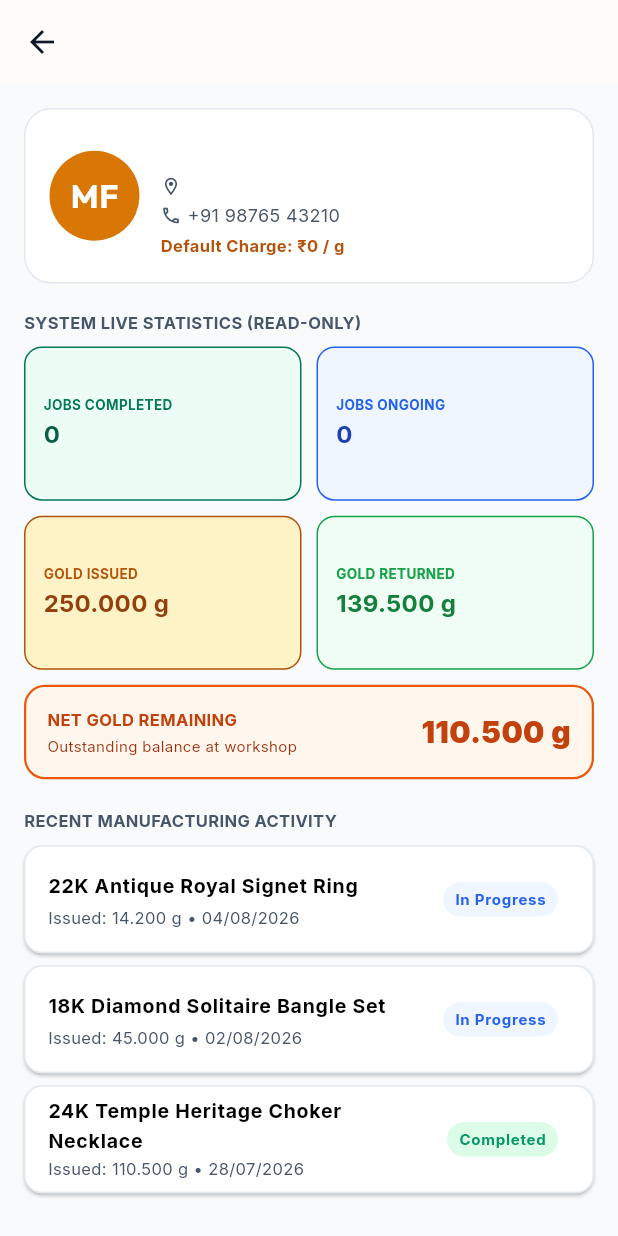
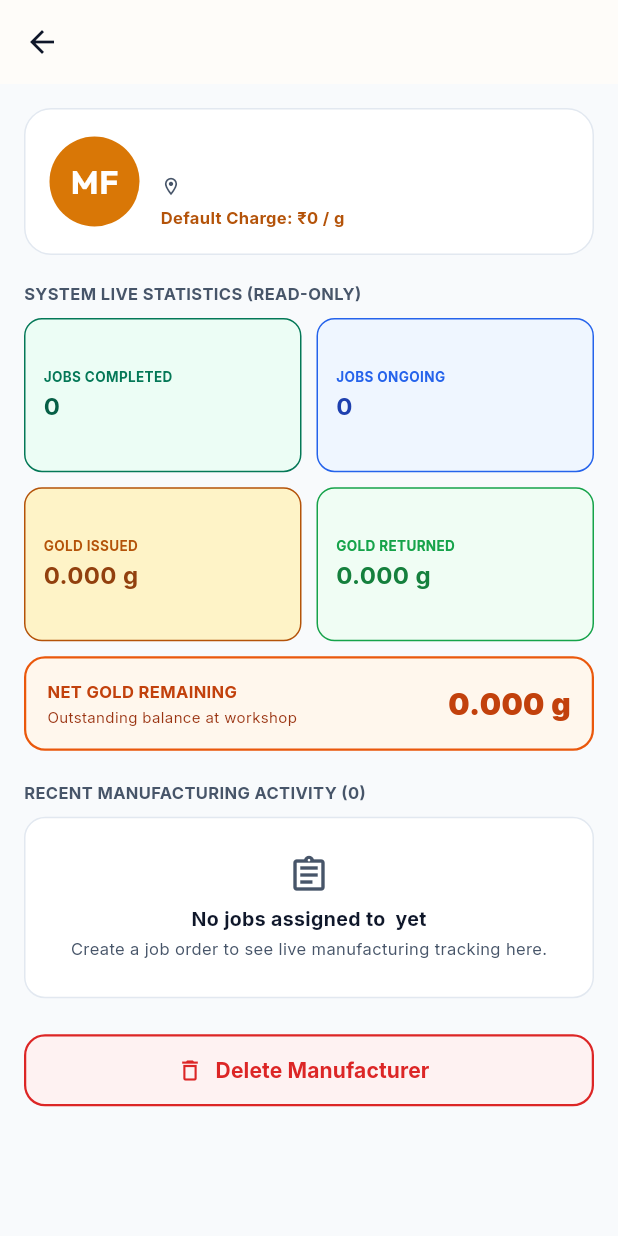
Before and after one commit to monk7436/ARK, a Flutter app: the ManufacturerDetailScreen screen opened directly with empty values, on a phone screen of 412 x 824 dp. Run offline on Flutter 3.47's test engine with Material 3 defaults, Android fonts, the phone set to English and light mode, and no system bars; our stand-ins replace google_fonts, image_picker; network calls fail.

Commit message:
fix(vault,manufacturers): implement automatic Gold OUTWARD materials on job creation/edits, and derive manufacturer live statistics and activity purely from real database jobs

```diff
--- a/ark_mobile/lib/providers/app_state.dart
+++ b/ark_mobile/lib/providers/app_state.dart
@@ -79,6 +79,7 @@ class AppState extends ChangeNotifier {
     double issued = 0.0;
 
     for (final mat in _materials) {
+      if (mat.materialType == 'diamond') {
         for (final d in mat.diamondItems) {
           final dSize = double.parse(d.sizeMm.toStringAsFixed(1));
           final dShape = d.effectiveShape;
@@ -86,17 +87,19 @@ class AppState extends ChangeNotifier {
           if (dSize == sizeKey && dShape.toLowerCase() == shapeKey.toLowerCase()) {
             if (mat.direction == 'INWARD') {
               received += d.weightCt;
-          } else {
+            } else if (mat.direction == 'OUTWARD') {
               issued += d.weightCt;
             }
           }
         }
       }
-
-    return (received - issued) > 0 ? (received - issued) : 0.0;
     }
 
-  // Group diamond inventory by Size (mm) -> Shape -> Stock Breakdown
+    final balance = received - issued;
+    return balance > 0 ? balance : 0.0;
+  }
+
+  // Live aggregate diamond stock map
   Map<String, List<DiamondStockInfo>> getGroupedDiamondStock() {
     final Map<String, Map<String, List<double>>> aggregator = {};
 
@@ -184,7 +187,7 @@ class AppState extends ChangeNotifier {
   // Job Mutations
   void addJob(JobEntry job) {
     _jobs.insert(0, job);
-    recordJobDiamondOutward(job);
+    recordJobMaterialOutward(job);
     notifyListeners();
     ApiService.createJob(job);
   }
@@ -193,7 +196,7 @@ class AppState extends ChangeNotifier {
     final index = _jobs.indexWhere((j) => j.id == job.id);
     if (index != -1) {
       _jobs[index] = job;
-      recordJobDiamondOutward(job);
+      recordJobMaterialOutward(job);
       notifyListeners();
       ApiService.createJob(job);
     }
@@ -206,32 +209,56 @@ class AppState extends ChangeNotifier {
     ApiService.createManufacturer(mfg);
   }
 
-  // Automatically record linked Material OUT when a Job with diamonds is created/edited
-  void recordJobDiamondOutward(JobEntry job) {
+  // Automatically record linked Material OUT for Gold & Diamonds when a Job is created/edited
+  void recordJobMaterialOutward(JobEntry job) {
     // 1. Remove previous auto-outward if editing
-    _materials.removeWhere((m) => m.id == 'auto-out-${job.id}');
+    _materials.removeWhere((m) => m.id == 'auto-out-diamond-${job.id}' || m.id == 'auto-out-gold-${job.id}' || m.id == 'auto-out-${job.id}');
 
-    // 2. Insert new auto-outward if job has diamond items
+    // 2. Insert Gold OUTWARD entry if job has goldWeight > 0
+    if (job.goldWeight > 0) {
+      final goldOutEntry = MaterialEntry(
+        id: 'auto-out-gold-${job.id}',
+        timestamp: job.timestamp,
+        direction: 'OUTWARD',
+        materialType: 'gold',
+        weight: job.goldWeight,
+        purity: job.goldPurity,
+        vendorName: job.manufacturerName,
+        manufacturerId: job.manufacturerId,
+        price: 0,
+        totalAmount: 0,
+        productType: job.productName,
+        photoUrl: job.photoUrl,
+        notes: 'Auto Gold OUT for Job #${job.jobNumber} (${job.productName})',
+      );
+      _materials.insert(0, goldOutEntry);
+    }
+
+    // 3. Insert Diamond OUTWARD entry if job has diamond items
     if (job.diamondItems.isNotEmpty) {
       final double totalWeight = job.diamondItems.fold(0.0, (s, d) => s + d.weightCt);
-      final outEntry = MaterialEntry(
-        id: 'auto-out-${job.id}',
+      final diamondOutEntry = MaterialEntry(
+        id: 'auto-out-diamond-${job.id}',
         timestamp: job.timestamp,
         direction: 'OUTWARD',
         materialType: 'diamond',
         weight: totalWeight,
-        vendorName: 'Auto Issued from Vault',
+        vendorName: job.manufacturerName.isNotEmpty ? job.manufacturerName : 'Auto Issued from Vault',
         manufacturerId: job.manufacturerId,
         price: 45000,
         totalAmount: totalWeight * 45000,
         productType: job.productName,
         photoUrl: job.photoUrl,
         diamondItems: job.diamondItems,
+        notes: 'Auto Material OUT for Job #${job.jobNumber} (${job.productName})',
       );
-      _materials.insert(0, outEntry);
+      _materials.insert(0, diamondOutEntry);
     }
+
     notifyListeners();
   }
+
+  void recordJobDiamondOutward(JobEntry job) => recordJobMaterialOutward(job);
 
   // Inventory Mutations
   void addInventoryItem(InventoryItem item) {
--- a/ark_mobile/lib/screens/manufacturer_detail_screen.dart
+++ b/ark_mobile/lib/screens/manufacturer_detail_screen.dart
@@ -1,6 +1,8 @@
 import 'dart:convert';
 import 'package:flutter/material.dart';
+import 'package:provider/provider.dart';
 import '../models/material_entry.dart';
+import '../providers/app_state.dart';
 import '../theme/app_theme.dart';
 
 class ManufacturerDetailScreen extends StatelessWidget {
@@ -59,15 +61,28 @@ class ManufacturerDetailScreen extends StatelessWidget {
 
   @override
   Widget build(BuildContext context) {
-    const double goldIssued = 250.000;
-    const double goldReturned = 139.500;
-    final double goldRemaining = manufacturer.goldRemaining > 0 ? manufacturer.goldRemaining : (goldIssued - goldReturned);
+    final appState = Provider.of<AppState>(context);
 
-    final recentJobs = [
-      {'id': 'JOB-9042', 'product': '22K Antique Royal Signet Ring', 'gold': '14.200 g', 'status': 'In Progress', 'date': '04/08/2026'},
-      {'id': 'JOB-9039', 'product': '18K Diamond Solitaire Bangle Set', 'gold': '45.000 g', 'status': 'In Progress', 'date': '02/08/2026'},
-      {'id': 'JOB-9021', 'product': '24K Temple Heritage Choker Necklace', 'gold': '110.500 g', 'status': 'Completed', 'date': '28/07/2026'},
-    ];
+    // 1. Single Source of Truth: Filter real jobs assigned to this manufacturer from AppState/Database
+    final assignedJobs = appState.jobs.where((j) =>
+      (j.manufacturerId != null && j.manufacturerId == manufacturer.id) ||
+      (j.manufacturerName.trim().toLowerCase() == manufacturer.name.trim().toLowerCase())
+    ).toList();
+
+    // 2. Real System-Generated Calculations
+    final int jobsCompleted = assignedJobs.where((j) => j.status == 'Completed').length;
+    final int jobsOngoing = assignedJobs.where((j) => j.status != 'Completed').length;
+
+    final double goldIssued = assignedJobs.fold(0.0, (sum, j) => sum + j.goldWeight);
+
+    final double goldReturned = appState.materials.where((m) =>
+      m.direction == 'INWARD' &&
+      ((m.manufacturerId != null && m.manufacturerId == manufacturer.id) ||
+       (m.vendorName.trim().toLowerCase() == manufacturer.name.trim().toLowerCase())) &&
+      m.materialType == 'gold'
+    ).fold(0.0, (sum, m) => sum + m.weight);
+
+    final double goldRemaining = (goldIssued - goldReturned) > 0 ? (goldIssued - goldReturned) : 0.0;
 
     return Scaffold(
       backgroundColor: AppTheme.bgPrimary,
@@ -108,15 +123,9 @@ class ManufacturerDetailScreen extends StatelessWidget {
                           children: [
                             const Icon(Icons.location_on_outlined, size: 14, color: AppTheme.textMuted),
                             const SizedBox(width: 4),
-                            Text(manufacturer.office, style: const TextStyle(fontSize: 12, color: AppTheme.textMuted)),
-                          ],
+                            Expanded(
+                              child: Text(manufacturer.office, style: const TextStyle(fontSize: 12, color: AppTheme.textMuted), overflow: TextOverflow.ellipsis),
                             ),
-                        const SizedBox(height: 2),
-                        const Row(
-                          children: [
-                            Icon(Icons.phone_outlined, size: 14, color: AppTheme.textMuted),
-                            SizedBox(width: 4),
-                            Text('+91 98765 43210', style: TextStyle(fontSize: 12, color: AppTheme.textMuted)),
                           ],
                         ),
                         const SizedBox(height: 4),
@@ -133,7 +142,7 @@ class ManufacturerDetailScreen extends StatelessWidget {
 
             const SizedBox(height: 18),
 
-            // Live System Statistics
+            // Live System Statistics (Derived from real database records)
             const Text('SYSTEM LIVE STATISTICS (READ-ONLY)', style: TextStyle(fontSize: 11, fontWeight: FontWeight.bold, color: AppTheme.textMuted)),
             const SizedBox(height: 8),
 
@@ -145,8 +154,8 @@ class ManufacturerDetailScreen extends StatelessWidget {
               crossAxisSpacing: 10,
               mainAxisSpacing: 10,
               children: [
-                _buildStatCard('JOBS COMPLETED', '${manufacturer.jobsDone}', const Color(0xFFECFDF5), const Color(0xFF047857), const Color(0xFF065F46)),
-                _buildStatCard('JOBS ONGOING', '${manufacturer.jobsOngoing}', const Color(0xFFEFF6FF), const Color(0xFF2563EB), const Color(0xFF1E40AF)),
+                _buildStatCard('JOBS COMPLETED', '$jobsCompleted', const Color(0xFFECFDF5), const Color(0xFF047857), const Color(0xFF065F46)),
+                _buildStatCard('JOBS ONGOING', '$jobsOngoing', const Color(0xFFEFF6FF), const Color(0xFF2563EB), const Color(0xFF1E40AF)),
                 _buildStatCard('GOLD ISSUED', '${goldIssued.toStringAsFixed(3)} g', const Color(0xFFFEF3C7), const Color(0xFFB45309), const Color(0xFF92400E)),
                 _buildStatCard('GOLD RETURNED', '${goldReturned.toStringAsFixed(3)} g', const Color(0xFFF0FDF4), const Color(0xFF16A34A), const Color(0xFF15803D)),
               ],
@@ -154,6 +163,7 @@ class ManufacturerDetailScreen extends StatelessWidget {
 
             const SizedBox(height: 10),
 
+            // Net Gold Remaining Balance
             Container(
               padding: const EdgeInsets.all(14),
               decoration: BoxDecoration(
@@ -179,18 +189,65 @@ class ManufacturerDetailScreen extends StatelessWidget {
 
             const SizedBox(height: 20),
 
-            // Recent Manufacturing Activity
-            const Text('RECENT MANUFACTURING ACTIVITY', style: TextStyle(fontSize: 11, fontWeight: FontWeight.bold, color: AppTheme.textMuted)),
+            // Real Manufacturing Activity from Database
+            Text(
+              'RECENT MANUFACTURING ACTIVITY (${assignedJobs.length})',
+              style: const TextStyle(fontSize: 11, fontWeight: FontWeight.bold, color: AppTheme.textMuted),
+            ),
             const SizedBox(height: 8),
 
-            ...recentJobs.map((job) {
-              final isDone = job['status'] == 'Completed';
+            if (assignedJobs.isEmpty)
+              Container(
+                padding: const EdgeInsets.all(24),
+                alignment: Alignment.center,
+                decoration: BoxDecoration(
+                  color: Colors.white,
+                  borderRadius: BorderRadius.circular(14),
+                  border: Border.all(color: AppTheme.borderSubtle),
+                ),
+                child: Column(
+                  children: [
+                    const Icon(Icons.assignment_outlined, color: AppTheme.textMuted, size: 28),
+                    const SizedBox(height: 6),
+                    Text(
+                      'No jobs assigned to ${manufacturer.name} yet',
+                      style: const TextStyle(fontWeight: FontWeight.bold, fontSize: 13, color: AppTheme.textMain),
+                    ),
+                    const SizedBox(height: 2),
+                    const Text(
+                      'Create a job order to see live manufacturing tracking here.',
+                      style: TextStyle(fontSize: 11, color: AppTheme.textMuted),
+                    ),
+                  ],
+                ),
+              )
+            else
+              ...assignedJobs.map((job) {
+                final isDone = job.status == 'Completed';
                 return Card(
                   margin: const EdgeInsets.only(bottom: 8),
                   shape: RoundedRectangleBorder(borderRadius: BorderRadius.circular(12), side: const BorderSide(color: AppTheme.borderSubtle)),
                   child: ListTile(
-                  title: Text(job['product']!, style: const TextStyle(fontWeight: FontWeight.bold, fontSize: 13)),
-                  subtitle: Text('Issued: ${job["gold"]} • ${job["date"]}', style: const TextStyle(fontSize: 11, color: AppTheme.textMuted)),
+                    title: Row(
+                      children: [
+                        Container(
+                          padding: const EdgeInsets.symmetric(horizontal: 6, vertical: 2),
+                          decoration: BoxDecoration(color: const Color(0xFFEFF6FF), borderRadius: BorderRadius.circular(6)),
+                          child: Text('#${job.jobNumber}', style: const TextStyle(fontSize: 11, fontWeight: FontWeight.bold, color: Color(0xFF2563EB))),
+                        ),
+                        const SizedBox(width: 8),
+                        Expanded(
+                          child: Text(job.productName, style: const TextStyle(fontWeight: FontWeight.bold, fontSize: 13), overflow: TextOverflow.ellipsis),
+                        ),
+                      ],
+                    ),
+                    subtitle: Padding(
+                      padding: const EdgeInsets.only(top: 4.0),
+                      child: Text(
+                        'Gold: ${job.goldWeight > 0 ? '${job.goldWeight.toStringAsFixed(3)} g (${job.goldPurity})' : 'None'} • ${job.timestamp}',
+                        style: const TextStyle(fontSize: 11, color: AppTheme.textMuted),
+                      ),
+                    ),
                     trailing: Container(
                       padding: const EdgeInsets.symmetric(horizontal: 8, vertical: 4),
                       decoration: BoxDecoration(
@@ -198,7 +255,7 @@ class ManufacturerDetailScreen extends StatelessWidget {
                         borderRadius: BorderRadius.circular(12),
                       ),
                       child: Text(
-                      job['status']!,
+                        job.status,
                         style: TextStyle(fontSize: 10, fontWeight: FontWeight.bold, color: isDone ? const Color(0xFF059669) : const Color(0xFF2563EB)),
                       ),
                     ),
```
Also changed, not shown: 5 other files. Lines whose indentation alone changed are shown as unchanged.
